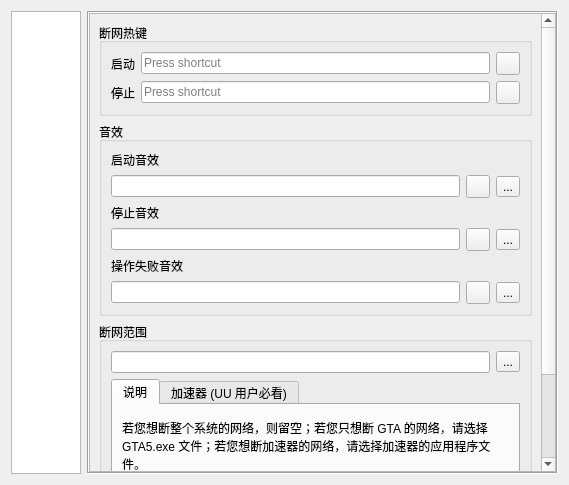
Above: Act3SpeedrunTool/SettingDialog.ui from SkyD666/Act3SpeedrunTool before the change. Below: the same form after it.
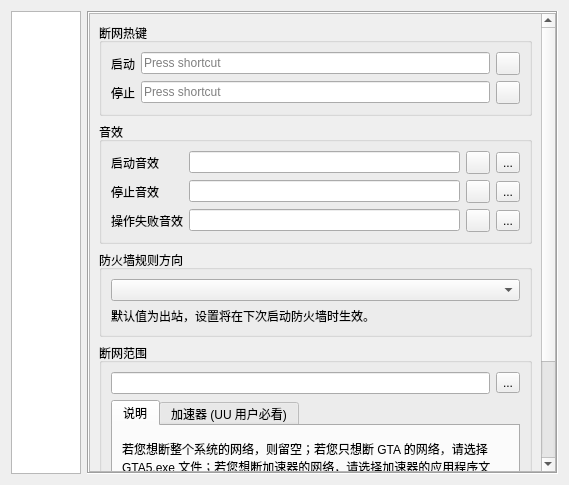
That is the form after the change. Icons and pictures are not drawn.

Commit message: [feature]添加“工具说明”，包含功能基本原理/常见问题的说明等；支持设置防火墙规则的出入站方向

What changed in the file:
```diff
--- a/Act3SpeedrunTool/SettingDialog.ui
+++ b/Act3SpeedrunTool/SettingDialog.ui
@@ -685,7 +685,7 @@
             <x>0</x>
             <y>0</y>
             <width>455</width>
-            <height>569</height>
+            <height>591</height>
            </rect>
           </property>
           <layout class="QVBoxLayout" name="verticalLayout_14">
@@ -739,93 +739,100 @@
              <property name="title">
               <string>音效</string>
              </property>
-             <layout class="QVBoxLayout" name="verticalLayout_12">
-              <item>
+             <layout class="QGridLayout" name="gridLayout_3">
+              <item row="2" column="2">
+               <widget class="QToolButton" name="tbFirewallPlayStopSound">
+                <property name="icon">
+                 <iconset resource="resource.qrc">
+                  <normaloff>:/image/ic_sound.ico</normaloff>:/image/ic_sound.ico</iconset>
+                </property>
+               </widget>
+              </item>
+              <item row="0" column="1">
+               <widget class="QLineEdit" name="leFirewallStartSoundPath"/>
+              </item>
+              <item row="2" column="1">
+               <widget class="QLineEdit" name="leFirewallStopSoundPath"/>
+              </item>
+              <item row="3" column="2">
+               <widget class="QToolButton" name="tbFirewallPlayErrorSound">
+                <property name="icon">
+                 <iconset resource="resource.qrc">
+                  <normaloff>:/image/ic_sound.ico</normaloff>:/image/ic_sound.ico</iconset>
+                </property>
+               </widget>
+              </item>
+              <item row="0" column="0">
                <widget class="QLabel" name="label">
                 <property name="text">
                  <string>启动音效</string>
                 </property>
                </widget>
               </item>
-              <item>
-               <layout class="QHBoxLayout" name="_15">
-                <item>
-                 <widget class="QLineEdit" name="leFirewallStartSoundPath"/>
-                </item>
-                <item>
-                 <widget class="QToolButton" name="tbFirewallPlayStartSound">
-                  <property name="icon">
-                   <iconset resource="resource.qrc">
-                    <normaloff>:/image/ic_sound.ico</normaloff>:/image/ic_sound.ico</iconset>
-                  </property>
-                 </widget>
-                </item>
-                <item>
+              <item row="0" column="3">
                  <widget class="QToolButton" name="tbFirewallSelectStartSound">
                   <property name="text">
                    <string notr="true">...</string>
                   </property>
                  </widget>
                 </item>
-               </layout>
+              <item row="0" column="2">
+               <widget class="QToolButton" name="tbFirewallPlayStartSound">
+                <property name="icon">
+                 <iconset resource="resource.qrc">
+                  <normaloff>:/image/ic_sound.ico</normaloff>:/image/ic_sound.ico</iconset>
+                </property>
+               </widget>
               </item>
-              <item>
+              <item row="3" column="3">
+               <widget class="QToolButton" name="tbFirewallSelectErrorSound">
+                <property name="text">
+                 <string notr="true">...</string>
+                </property>
+               </widget>
+              </item>
+              <item row="2" column="0">
                <widget class="QLabel" name="label_2">
                 <property name="text">
                  <string>停止音效</string>
                 </property>
                </widget>
               </item>
-              <item>
-               <layout class="QHBoxLayout" name="_16">
-                <item>
-                 <widget class="QLineEdit" name="leFirewallStopSoundPath"/>
-                </item>
-                <item>
-                 <widget class="QToolButton" name="tbFirewallPlayStopSound">
-                  <property name="icon">
-                   <iconset resource="resource.qrc">
-                    <normaloff>:/image/ic_sound.ico</normaloff>:/image/ic_sound.ico</iconset>
-                  </property>
-                 </widget>
-                </item>
-                <item>
-                 <widget class="QToolButton" name="tbFirewallSelectStopSound">
-                  <property name="text">
-                   <string notr="true">...</string>
-                  </property>
-                 </widget>
-                </item>
-               </layout>
-              </item>
-              <item>
+              <item row="3" column="0">
                <widget class="QLabel" name="label_3">
                 <property name="text">
                  <string>操作失败音效</string>
                 </property>
                </widget>
               </item>
-              <item>
-               <layout class="QHBoxLayout" name="_17">
-                <item>
+              <item row="3" column="1">
                  <widget class="QLineEdit" name="leFirewallErrorSoundPath"/>
                 </item>
-                <item>
-                 <widget class="QToolButton" name="tbFirewallPlayErrorSound">
-                  <property name="icon">
-                   <iconset resource="resource.qrc">
-                    <normaloff>:/image/ic_sound.ico</normaloff>:/image/ic_sound.ico</iconset>
-                  </property>
-                 </widget>
-                </item>
-                <item>
-                 <widget class="QToolButton" name="tbFirewallSelectErrorSound">
+              <item row="2" column="3">
+               <widget class="QToolButton" name="tbFirewallSelectStopSound">
                   <property name="text">
                    <string notr="true">...</string>
                   </property>
                  </widget>
                 </item>
                </layout>
+            </widget>
+           </item>
+           <item>
+            <widget class="QGroupBox" name="groupBox_12">
+             <property name="title">
+              <string>防火墙规则方向</string>
+             </property>
+             <layout class="QVBoxLayout" name="verticalLayout_27">
+              <item>
+               <widget class="QComboBox" name="cbFirewallDirection"/>
+              </item>
+              <item>
+               <widget class="QLabel" name="label_35">
+                <property name="text">
+                 <string>默认值为出站，设置将在下次启动防火墙时生效。</string>
+                </property>
+               </widget>
               </item>
              </layout>
             </widget>
```
Left out of the diff: 46 changed lines with no effect on the pictures. Lines whose indentation alone changed are shown as unchanged. The commit also changes 12 other files.
